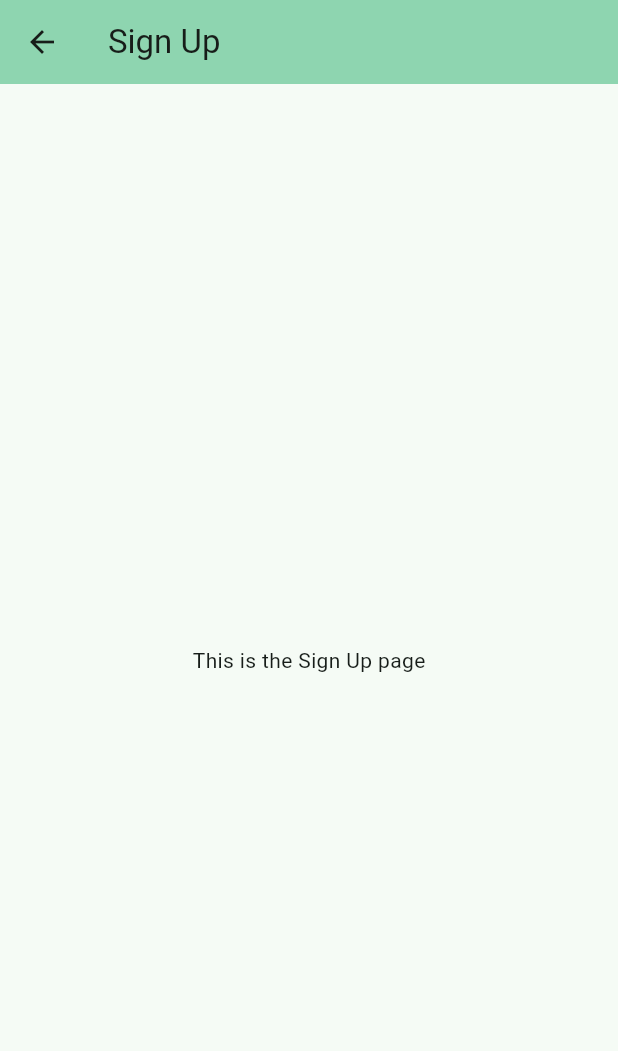
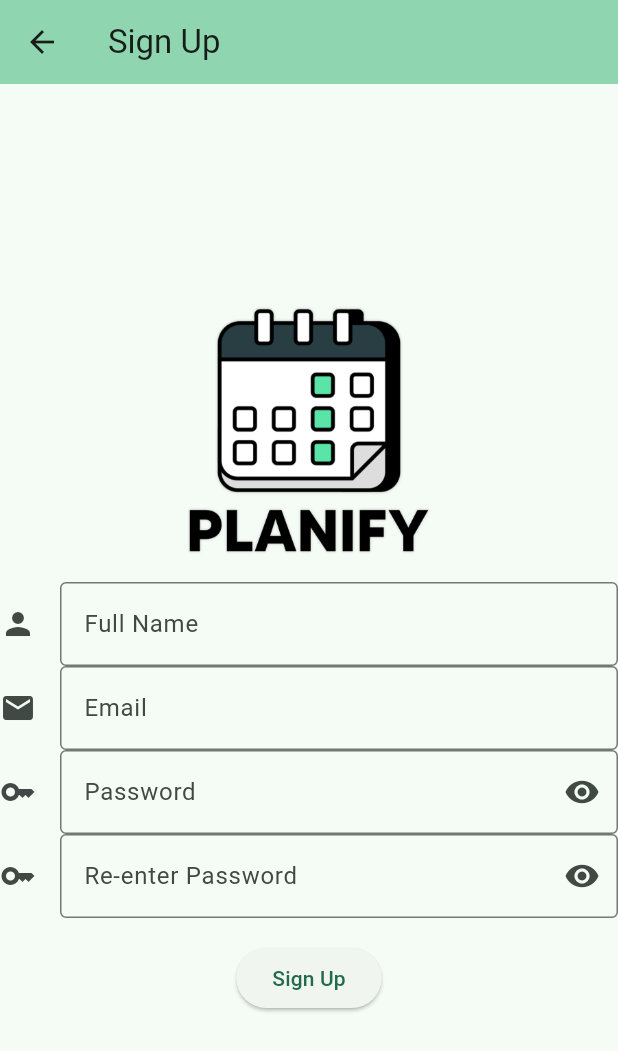
Before and after one commit to eemont/Planify, a Flutter app: the SignUpPage screen opened directly, on a phone screen of 412 x 824 dp. Shown: the top 1051 px of the screen. Run offline on Flutter 3.47's test engine with Material 3 defaults, Android fonts, the phone set to English and light mode, and no system bars; our stand-ins replace firebase_core; accounts and stored records are empty.

Commit message:
Update main.dart

```diff
--- a/lib/main.dart
+++ b/lib/main.dart
@@ -208,21 +208,163 @@
 }
 
 // SignUpPage widget
-class SignUpPage extends StatelessWidget {
+class SignUpPage extends StatefulWidget {
   const SignUpPage({super.key});
+
+  @override
+  SignUpPageState createState() {
+    return SignUpPageState();
+  }
+}
+
+class SignUpPageState extends State<SignUpPage> {
+  final _formKey = GlobalKey<FormState>();
+
+  bool isHiddenPassword = true;
+  bool isHiddenConfirmPassword = true;
+
+  String? password;
+  String? confirmPassword;
 
   @override
   Widget build(BuildContext context) {
     return Scaffold(
       appBar: AppBar(
-          backgroundColor: Theme.of(context).colorScheme.inversePrimary,
-          title: const Text('Sign Up')),
-      body: Center(
-        child: const Text('This is the Sign Up page'),
+        backgroundColor: Theme.of(context).colorScheme.inversePrimary,
+        title: const Text('Sign Up'),
+      ),
+      body: Form(
+        key: _formKey,
+        child: Column(
+          mainAxisAlignment: MainAxisAlignment.center,
+          children: <Widget>[
+            Image.asset(
+              'assets/images/Planify_Logo_Black copy.png',
+              width: 200,
+              height: 200,
+            ),
+            Container(
+              alignment: Alignment.center,
+              child: SizedBox(
+                width: 500,
+                child: TextFormField(
+                  decoration: const InputDecoration(
+                    icon: Icon(Icons.person),
+                    border: OutlineInputBorder(),
+                    labelText: 'Full Name',
+                  ),
+                  validator: (fullName) {
+                    if (fullName == null || fullName.isEmpty) {
+                      return 'Please enter your full name';
+                    }
+                    return null;
+                  },
+                ),
+              ),
+            ),
+            SizedBox(
+              width: 500,
+              child: TextFormField(
+                decoration: const InputDecoration(
+                  icon: Icon(Icons.email),
+                  border: OutlineInputBorder(),
+                  labelText: 'Email',
+                ),
+                validator: (email) {
+                  if (email == null || email.isEmpty || !RegExp(r'^[^@]+@[^@]+\.[^@]+').hasMatch(email)) {
+                    return 'Please enter a valid email';
+                  }
+                  return null;
+                },
+              ),
+            ),
+            SizedBox(
+              width: 500,
+              child: TextFormField(
+                obscureText: isHiddenPassword,
+                decoration: InputDecoration(
+                  icon: const Icon(Icons.key),
+                  suffixIcon: InkWell(
+                    onTap: _togglePasswordView,
+                    child: const Icon(Icons.visibility),
+                  ),
+                  border: const OutlineInputBorder(),
+                  labelText: 'Password',
+                ),
+                validator: (value) {
+                  if (value == null || value.isEmpty) {
+                    return 'Please enter a password';
+                  }
+                  password = value;
+                  return null;
+                },
+              ),
+            ),
+            SizedBox(
+              width: 500,
+              child: TextFormField(
+                obscureText: isHiddenConfirmPassword,
+                decoration: InputDecoration(
+                  icon: const Icon(Icons.key),
+                  suffixIcon: InkWell(
+                    onTap: _toggleConfirmPasswordView,
+                    child: const Icon(Icons.visibility),
+                  ),
+                  border: const OutlineInputBorder(),
+                  labelText: 'Re-enter Password',
+                ),
+                validator: (value) {
+                  confirmPassword = value;
+                  if (value == null || value.isEmpty) {
+                    return 'Please re-enter your password';
+                  }
+                  if (value != password) {
+                    return 'Passwords do not match';
+                  }
+                  return null;
+                },
+              ),
+            ),
+            Padding(
+              padding: const EdgeInsets.symmetric(vertical: 16),
+              child: ElevatedButton(
+                onPressed: () {
+                  if (_formKey.currentState!.validate()) {
+                    // Call to backend for sign up
+                    ScaffoldMessenger.of(context).showSnackBar(
+                      const SnackBar(content: Text('Processing Data')),
+                    );
+
+                    // Remove the current snack bar after processing
+                    ScaffoldMessenger.of(context).removeCurrentSnackBar();
+                    Navigator.push(
+                      context,
+                      MaterialPageRoute(builder: (context) => const SignedInHomePage()),
+                    );
+                  }
+                },
+                child: const Text('Sign Up'),
+              ),
+            ),
+          ],
+        ),
       ),
     );
   }
+
+  void _togglePasswordView() {
+    setState(() {
+      isHiddenPassword = !isHiddenPassword;
+    });
+  }
+
+  void _toggleConfirmPasswordView() {
+    setState(() {
+      isHiddenConfirmPassword = !isHiddenConfirmPassword;
+    });
+  }
 }
+
 
   // SignedInHomePage widget
 class SignedInHomePage extends StatelessWidget {
```
